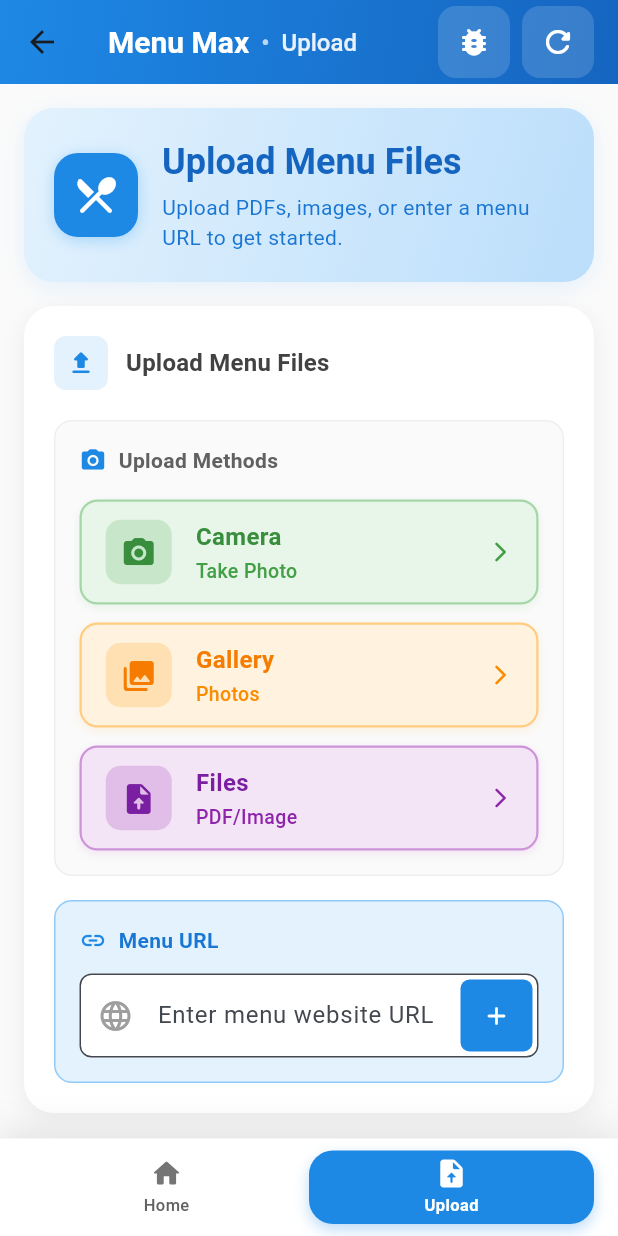
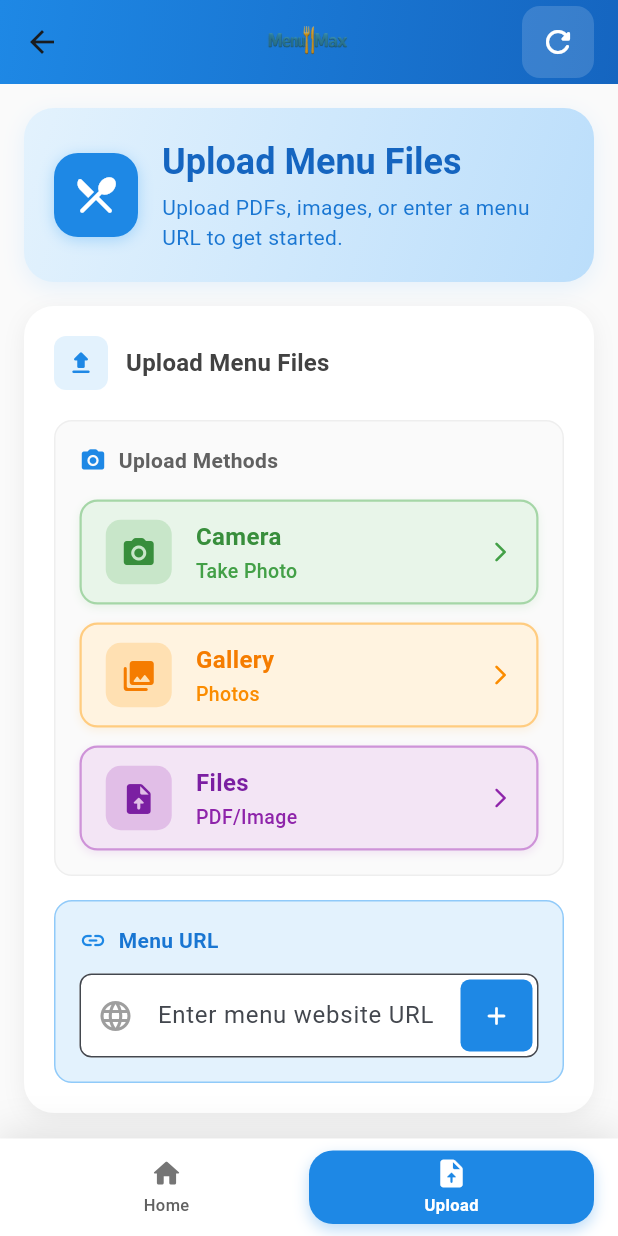
Before and after one commit to DavidGreigQC/PennApps2025, a Flutter app: the WelcomeScreen screen opened by its route, after a tap on "Upload", on a phone screen of 412 x 824 dp. Run offline on Flutter 3.47's test engine with Material 3 defaults, Android fonts, the light colour scheme and no system bars; our stand-ins replace camera, file_picker, fl_chart, google_generative_ai, image_picker, shared_preferences; missing offline and left inert: auth0_flutter, fuzzywuzzy, google_ml_kit, mongo_dart, syncfusion_flutter_pdf; accounts and stored records are empty.

Commit message:
ui and logo

```diff
--- a/lib/main.dart
+++ b/lib/main.dart
@@ -3,7 +3,6 @@ import 'package:provider/provider.dart';
 import 'screens/home_screen.dart';
 import 'screens/welcome_screen.dart';
 import 'widgets/auth0_login_page.dart';
-import 'widgets/data_caching_test_page.dart';
 import 'core/dependency_injection.dart';
 
 void main() {
@@ -31,7 +30,6 @@ class MenuOptimizerApp extends StatelessWidget {
           '/login': (context) => const Auth0LoginPage(),
           '/welcome': (context) => const WelcomeScreen(),
           '/home': (context) => const HomeScreen(),
-          '/test-caching': (context) => const DataCachingTestPage(),
         },
         debugShowCheckedModeBanner: false,
       ),
--- a/lib/screens/home_screen.dart
+++ b/lib/screens/home_screen.dart
@@ -23,7 +23,6 @@ class _HomeScreenState extends State<HomeScreen> with AutomaticKeepAliveClientMi
   int _currentPage = 0;
   List<String> _uploadedFilesAndUrls = [];
   OptimizationRequest? _optimizationRequest;
-  List<String> _breadcrumbs = ['Home', 'Upload'];
 
   @override
   bool get wantKeepAlive => true;
@@ -34,9 +33,16 @@ class _HomeScreenState extends State<HomeScreen> with AutomaticKeepAliveClientMi
     return Scaffold(
       backgroundColor: Colors.grey[50],
       appBar: AppBar(
-        title: _buildBreadcrumbs(),
+        title: Center(
+          child: Image.asset(
+            'assets/images/menumaxlogo.png',
+            height: 40,
+            fit: BoxFit.contain,
+          ),
+        ),
         backgroundColor: Colors.transparent,
         elevation: 0,
+        centerTitle: true,
         flexibleSpace: Container(
           decoration: BoxDecoration(
             gradient: LinearGradient(
@@ -47,18 +53,6 @@ class _HomeScreenState extends State<HomeScreen> with AutomaticKeepAliveClientMi
           ),
         ),
         actions: [
-          Container(
-            margin: const EdgeInsets.only(right: 8),
-            decoration: BoxDecoration(
-              color: Colors.white.withValues(alpha: 0.15),
-              borderRadius: BorderRadius.circular(12),
-            ),
-            child: IconButton(
-              icon: const Icon(Icons.bug_report_rounded, color: Colors.white),
-              onPressed: () => Navigator.pushNamed(context, '/test-caching'),
-              tooltip: 'Test Data Caching',
-            ),
-          ),
           Container(
             margin: const EdgeInsets.only(right: 16),
             decoration: BoxDecoration(
@@ -88,59 +82,6 @@ class _HomeScreenState extends State<HomeScreen> with AutomaticKeepAliveClientMi
     );
   }
 
-  Widget _buildBreadcrumbs() {
-    return Row(
-      children: [
-        Text(
-          'Menu Max',
-          style: TextStyle(
-            fontWeight: FontWeight.w700,
-            fontSize: 20,
-            color: Colors.white,
-          ),
-        ),
-        if (_breadcrumbs.length > 1) ...[
-          const SizedBox(width: 8),
-          Text(
-            '•',
-            style: TextStyle(
-              color: Colors.white.withValues(alpha: 0.7),
-              fontSize: 16,
-              fontWeight: FontWeight.w500,
-            ),
-          ),
-          const SizedBox(width: 8),
-          Expanded(
-            child: Text(
-              _breadcrumbs.skip(1).join(' • '),
-              style: TextStyle(
-                color: Colors.white.withValues(alpha: 0.9),
-                fontSize: 16,
-                fontWeight: FontWeight.w500,
-              ),
-              overflow: TextOverflow.ellipsis,
-            ),
-          ),
-        ],
-      ],
-    );
-  }
-
-  void _updateBreadcrumbs() {
-    List<String> newBreadcrumbs = ['Home', 'Upload'];
-
-    if (_currentPage >= 1 && _uploadedFilesAndUrls.isNotEmpty) {
-      newBreadcrumbs.add('Optimize');
-    }
-
-    if (_currentPage >= 2 && _optimizationRequest != null) {
-      newBreadcrumbs.add('Results');
-    }
-
-    setState(() {
-      _breadcrumbs = newBreadcrumbs;
-    });
-  }
 
   Widget _buildUploadPage() {
     return Stack(
@@ -218,7 +159,6 @@ class _HomeScreenState extends State<HomeScreen> with AutomaticKeepAliveClientMi
                   setState(() {
                     _uploadedFilesAndUrls = files;
                   });
-                  _updateBreadcrumbs();
 
                   // Increment menu count if new files were added
                   if (files.length > previousCount) {
@@ -356,7 +296,6 @@ class _HomeScreenState extends State<HomeScreen> with AutomaticKeepAliveClientMi
               setState(() {
                 _optimizationRequest = request;
               });
-              _updateBreadcrumbs();
             },
           ),
           const SizedBox(height: 16),
@@ -600,7 +539,6 @@ class _HomeScreenState extends State<HomeScreen> with AutomaticKeepAliveClientMi
               setState(() {
                 _currentPage = index - 1;
               });
-              _updateBreadcrumbs();
             }
           } : null,
           borderRadius: BorderRadius.circular(16),
@@ -708,7 +646,6 @@ class _HomeScreenState extends State<HomeScreen> with AutomaticKeepAliveClientMi
       _uploadedFilesAndUrls.clear();
       _optimizationRequest = null;
       _currentPage = 0;
-      _breadcrumbs = ['Home', 'Upload'];
     });
 
     final service = Provider.of<MenuOptimizationService>(context, listen: false);
--- a/lib/screens/welcome_screen.dart
+++ b/lib/screens/welcome_screen.dart
@@ -29,16 +29,16 @@ class _WelcomeScreenState extends State<WelcomeScreen> with AutomaticKeepAliveCl
     return Scaffold(
       backgroundColor: Colors.grey[50],
       appBar: AppBar(
-        title: Text(
-          'Menu Max',
-          style: TextStyle(
-            fontWeight: FontWeight.w700,
-            fontSize: 20,
-            color: Colors.white,
+        title: Center(
+          child: Image.asset(
+            'assets/images/menumaxlogo.png',
+            height: 40,
+            fit: BoxFit.contain,
           ),
         ),
         backgroundColor: Colors.transparent,
         elevation: 0,
+        centerTitle: true,
         flexibleSpace: Container(
           decoration: BoxDecoration(
             gradient: LinearGradient(
--- a/pubspec.yaml
+++ b/pubspec.yaml
@@ -99,9 +99,8 @@ flutter:
   uses-material-design: true
 
   # To add assets to your application, add an assets section, like this:
-  # assets:
-  #   - images/a_dot_burr.jpeg
-  #   - images/a_dot_ham.jpeg
+  assets:
+    - assets/images/
 
   # An image asset can refer to one or more resolution-specific "variants", see
   # https://flutter.dev/to/resolution-aware-images
```
Also changed, not shown: assets/images/menumaxlogo.png (added).
